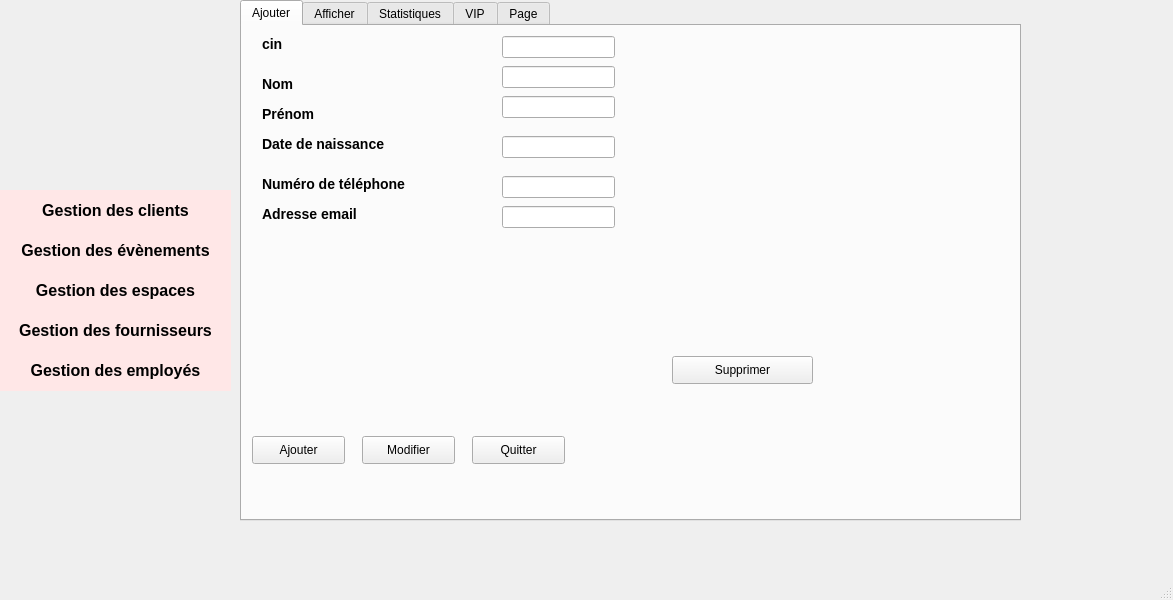
SeifeddineLamti/Event_Planner23, file test2 - Copy/mainwindow.ui: the form before one commit.
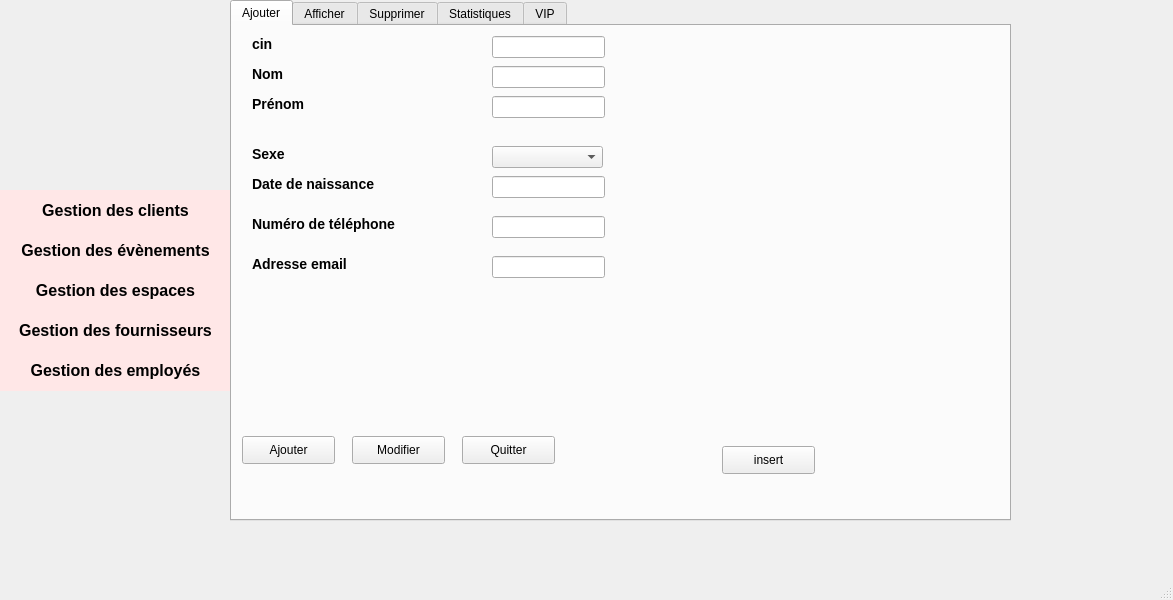
The form after the commit. Icons and pictures are not drawn.

Diff of the .ui file:
```diff
--- a/test2 - Copy/mainwindow.ui
+++ b/test2 - Copy/mainwindow.ui
@@ -164,7 +164,7 @@
    <widget class="QTabWidget" name="tabWidget">
     <property name="geometry">
      <rect>
-      <x>240</x>
+      <x>230</x>
       <y>0</y>
       <width>781</width>
       <height>521</height>
@@ -194,7 +194,7 @@
       <property name="geometry">
        <rect>
         <x>20</x>
-        <y>180</y>
+        <y>230</y>
         <width>101</width>
         <height>16</height>
        </rect>
@@ -211,7 +211,7 @@
       <property name="geometry">
        <rect>
         <x>20</x>
-        <y>150</y>
+        <y>190</y>
         <width>161</width>
         <height>16</height>
        </rect>
@@ -228,7 +228,7 @@
       <property name="geometry">
        <rect>
         <x>20</x>
-        <y>110</y>
+        <y>150</y>
         <width>131</width>
         <height>16</height>
        </rect>
@@ -245,7 +245,7 @@
       <property name="geometry">
        <rect>
         <x>20</x>
-        <y>80</y>
+        <y>70</y>
         <width>56</width>
         <height>16</height>
        </rect>
@@ -279,7 +279,7 @@
       <property name="geometry">
        <rect>
         <x>20</x>
-        <y>50</y>
+        <y>40</y>
         <width>56</width>
         <height>16</height>
        </rect>
@@ -296,7 +296,7 @@
       <property name="geometry">
        <rect>
         <x>260</x>
-        <y>180</y>
+        <y>230</y>
         <width>113</width>
         <height>22</height>
        </rect>
@@ -336,7 +336,7 @@
       <property name="geometry">
        <rect>
         <x>260</x>
-        <y>150</y>
+        <y>190</y>
         <width>113</width>
         <height>22</height>
        </rect>
@@ -372,25 +372,101 @@
       <property name="geometry">
        <rect>
         <x>260</x>
-        <y>110</y>
+        <y>150</y>
         <width>113</width>
         <height>22</height>
        </rect>
       </property>
      </widget>
-     <widget class="QPushButton" name="supprimer">
+     <widget class="QLabel" name="pic">
       <property name="geometry">
        <rect>
-        <x>430</x>
-        <y>330</y>
-        <width>141</width>
+        <x>490</x>
+        <y>50</y>
+        <width>261</width>
+        <height>341</height>
+       </rect>
+      </property>
+      <property name="text">
+       <string/>
+      </property>
+     </widget>
+     <widget class="QPushButton" name="photo">
+      <property name="geometry">
+       <rect>
+        <x>490</x>
+        <y>420</y>
+        <width>93</width>
         <height>28</height>
        </rect>
       </property>
       <property name="text">
-       <string>Supprimer</string>
+       <string>insert</string>
       </property>
      </widget>
+     <widget class="QPushButton" name="aff">
+      <property name="geometry">
+       <rect>
+        <x>500</x>
+        <y>50</y>
+        <width>241</width>
+        <height>331</height>
+       </rect>
+      </property>
+      <property name="styleSheet">
+       <string notr="true">#aff{
+background-color: transparent;
+background: none;
+border: none;
+background-repeat: none;
+}</string>
+      </property>
+      <property name="text">
+       <string/>
+      </property>
+     </widget>
+     <widget class="QLabel" name="label_10">
+      <property name="geometry">
+       <rect>
+        <x>20</x>
+        <y>120</y>
+        <width>56</width>
+        <height>16</height>
+       </rect>
+      </property>
+      <property name="styleSheet">
+       <string notr="true">font-size: 14px;
+font: bold;</string>
+      </property>
+      <property name="text">
+       <string>Sexe</string>
+      </property>
+     </widget>
+     <widget class="QComboBox" name="sexe">
+      <property name="geometry">
+       <rect>
+        <x>260</x>
+        <y>120</y>
+        <width>111</width>
+        <height>22</height>
+       </rect>
+      </property>
+      <item>
+       <property name="text">
+        <string/>
+       </property>
+      </item>
+      <item>
+       <property name="text">
+        <string>homme</string>
+       </property>
+      </item>
+      <item>
+       <property name="text">
+        <string>femme</string>
+       </property>
+      </item>
+     </widget>
     </widget>
     <widget class="QWidget" name="afficher">
      <attribute name="title">
@@ -464,7 +540,52 @@
        <rect>
         <x>540</x>
         <y>50</y>
+        <width>71</width>
+        <height>20</height>
+       </rect>
+      </property>
+      <property name="styleSheet">
+       <string notr="true">font-size: 14px;
+font: bold;</string>
+      </property>
+      <property name="text">
+       <string>Trier par:</string>
+      </property>
+     </widget>
+     <widget class="QPushButton" name="pdf">
+      <property name="geometry">
+       <rect>
+        <x>350</x>
+        <y>40</y>
+        <width>93</width>
+        <height>28</height>
+       </rect>
+      </property>
+      <property name="text">
+       <string>pdf</string>
+      </property>
+     </widget>
+    </widget>
+    <widget class="QWidget" name="supprimer_2">
+     <attribute name="title">
+      <string>Supprimer</string>
+     </attribute>
+     <widget class="QComboBox" name="cin_sup">
+      <property name="geometry">
+       <rect>
+        <x>300</x>
+        <y>170</y>
         <width>161</width>
+        <height>31</height>
+       </rect>
+      </property>
+     </widget>
+     <widget class="QPushButton" name="supprimer">
+      <property name="geometry">
+       <rect>
+        <x>470</x>
+        <y>170</y>
+        <width>141</width>
         <height>28</height>
        </rect>
       </property>
@@ -473,7 +594,7 @@
       </property>
      </widget>
     </widget>
-    <widget class="QWidget" name="stat">
+    <widget class="QWidget" name="stati">
      <attribute name="title">
       <string>Statistiques</string>
      </attribute>
@@ -482,11 +603,43 @@
      <attribute name="title">
       <string>VIP</string>
      </attribute>
-    </widget>
-    <widget class="QWidget" name="tab_5">
-     <attribute name="title">
-      <string>Page</string>
-     </attribute>
+     <widget class="QLabel" name="label_9">
+      <property name="geometry">
+       <rect>
+        <x>20</x>
+        <y>40</y>
+        <width>56</width>
+        <height>16</height>
+       </rect>
+      </property>
+      <property name="styleSheet">
+       <string notr="true">font-size: 14px;
+font: bold;</string>
+      </property>
+      <property name="text">
+       <string>cin</string>
+      </property>
+     </widget>
+     <widget class="QComboBox" name="cin_qr">
+      <property name="geometry">
+       <rect>
+        <x>70</x>
+        <y>40</y>
+        <width>161</width>
+        <height>22</height>
+       </rect>
+      </property>
+     </widget>
+     <widget class="QGraphicsView" name="qr_gv">
+      <property name="geometry">
+       <rect>
+        <x>140</x>
+        <y>100</y>
+        <width>461</width>
+        <height>391</height>
+       </rect>
+      </property>
+     </widget>
     </widget>
    </widget>
   </widget>
```
Left out of the diff: 80 changed lines with no effect on the pictures.
